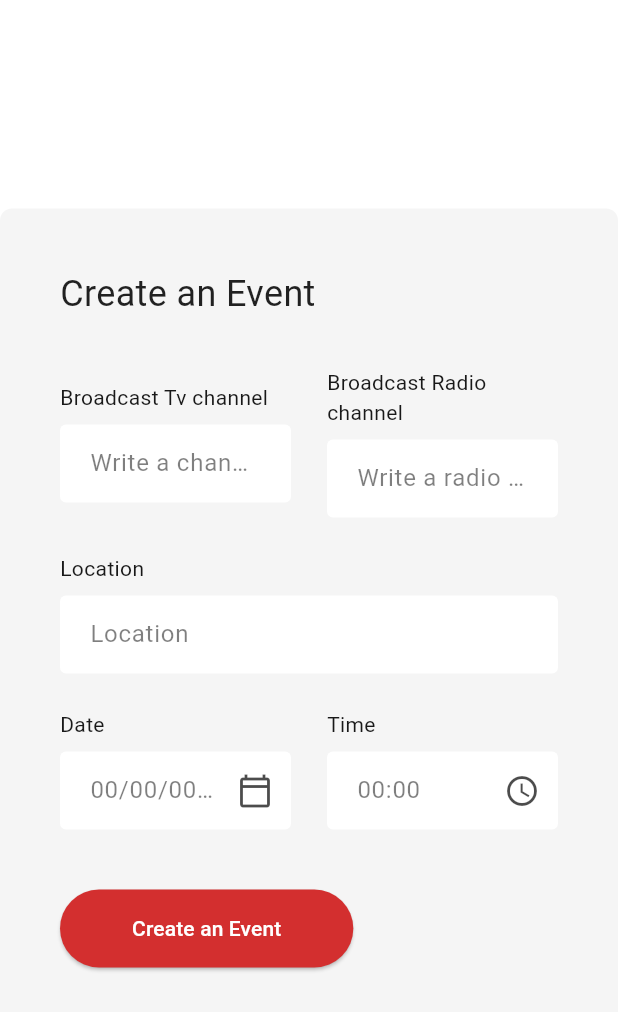
After one commit to flutter-maktech/mse_admin_dashboard, a Flutter app: the CreateEventView screen opened by its route, on a phone screen of 412 x 824 dp. The commit adds this screen. Shown: the top 1012 px of the screen. Run offline on Flutter 3.47's test engine with Material 3 defaults, Android fonts, the phone set to English and light mode, and no system bars; our stand-ins replace get; network calls fail; statements that could not run were skipped.

Commit message:
event create screen done

```diff
--- a/lib/app/modules/all_events/controllers/all_events_controller.dart
+++ b/lib/app/modules/all_events/controllers/all_events_controller.dart
@@ -1,15 +1,25 @@
 import 'package:get/get.dart';
 import '../../../data/models/event_model.dart';
+import '../../../data/models/race_model.dart';
 import 'package:intl/intl.dart';
 
 class AllEventsController extends GetxController {
   final rxEvents = <EventModel>[].obs;
+  late RaceModel race;
 
   @override
   void onInit() {
     super.onInit();
-    final events = Get.arguments as List<EventModel>? ?? [];
-    rxEvents.assignAll(events);
+    race = Get.arguments as RaceModel;
+    rxEvents.assignAll(race.events ?? []);
+  }
+
+  void addEvent(EventModel event) {
+    rxEvents.add(event);
+    if (race.events == null) {
+      race.events = [];
+    }
+    race.events!.add(event);
   }
 
   String formatTime(String? isoString) {
--- a/lib/app/modules/all_events/views/all_events_view.dart
+++ b/lib/app/modules/all_events/views/all_events_view.dart
@@ -46,7 +46,7 @@ class AllEventsView extends GetView<AllEventsController> {
                           shape: RoundedRectangleBorder(borderRadius: BorderRadius.circular(4)),
                         ),
                         onPressed: () {
-                          // Handle create event
+                          Get.toNamed('/create-event', arguments: controller.race.id);
                         },
                         icon: const Icon(Icons.add, size: 18),
                         label: const Text('+ Create Event'),
--- /dev/null
+++ b/lib/app/modules/create_event/controllers/create_event_controller.dart
@@ -0,0 +1,103 @@
+import 'package:flutter/material.dart';
+import 'package:get/get.dart';
+import 'package:intl/intl.dart';
+import 'package:mse_dashboard/app/routes/app_pages.dart';
+import '../../../data/providers/api_provider.dart';
+import '../../all_events/controllers/all_events_controller.dart';
+
+class CreateEventController extends GetxController {
+  final ApiProvider apiProvider;
+
+  CreateEventController({required this.apiProvider});
+
+  late int raceId;
+
+  final tvChannelController = TextEditingController();
+  final radioChannelController = TextEditingController();
+  final locationController = TextEditingController();
+  final dateController = TextEditingController();
+  final timeController = TextEditingController();
+
+  final isLoading = false.obs;
+
+  @override
+  void onInit() {
+    super.onInit();
+    raceId = Get.arguments as int;
+  }
+
+  @override
+  void onClose() {
+    tvChannelController.dispose();
+    radioChannelController.dispose();
+    locationController.dispose();
+    dateController.dispose();
+    timeController.dispose();
+    super.onClose();
+  }
+
+  TimeOfDay? selectedTime;
+
+  void pickDate(BuildContext context) async {
+    DateTime? pickedDate = await showDatePicker(
+      context: context,
+      initialDate: DateTime.now(),
+      firstDate: DateTime(2000),
+      lastDate: DateTime(2100),
+    );
+    if (pickedDate != null) {
+      dateController.text = DateFormat('dd/MM/yyyy').format(pickedDate);
+    }
+  }
+
+  void pickTime(BuildContext context) async {
+    TimeOfDay? pickedTime = await showTimePicker(
+      context: context,
+      initialTime: TimeOfDay.now(),
+    );
+    if (pickedTime != null) {
+      selectedTime = pickedTime;
+      timeController.text = pickedTime.format(context);
+    }
+  }
+
+  void createEvent() async {
+    if (locationController.text.isEmpty || dateController.text.isEmpty || timeController.text.isEmpty || selectedTime == null) {
+      Get.snackbar('Error', 'Location, Date, and Time are required', snackPosition: SnackPosition.BOTTOM);
+      return;
+    }
+
+    try {
+      isLoading.value = true;
+
+      // Parse date and time into ISO 8601
+      final datePart = DateFormat('dd/MM/yyyy').parse(dateController.text);
+      final dateTime = DateTime(datePart.year, datePart.month, datePart.day, selectedTime!.hour, selectedTime!.minute);
+
+      final data = {
+        'race_id': raceId,
+        'tv_broadcast_chanel': tvChannelController.text,
+        'radio_broadcast_chanel': radioChannelController.text,
+        'location': locationController.text,
+        'started_at': dateTime.toUtc().toIso8601String(),
+      };
+
+      final createdEvent = await apiProvider.createEvent(data);
+
+      Get.snackbar('Success', 'Event created successfully', snackPosition: SnackPosition.BOTTOM);
+
+      // Add the new event to the list dynamically
+      if (Get.isRegistered<AllEventsController>()) {
+        Get.find<AllEventsController>().addEvent(createdEvent);
+      }
+
+      Future.delayed(const Duration(milliseconds: 1500), () {
+        Get.toNamed(Routes.RACE_ADMIN); // Go back to All Events
+      });
+    } catch (e) {
+      Get.snackbar('Error', e.toString(), snackPosition: SnackPosition.BOTTOM);
+    } finally {
+      isLoading.value = false;
+    }
+  }
+}
--- /dev/null
+++ b/lib/app/modules/create_event/views/create_event_view.dart
@@ -0,0 +1,146 @@
+import 'package:flutter/material.dart';
+import 'package:get/get.dart';
+import '../controllers/create_event_controller.dart';
+import '../../../constants/app_colors.dart';
+
+class CreateEventView extends GetView<CreateEventController> {
+  const CreateEventView({Key? key}) : super(key: key);
+
+  @override
+  Widget build(BuildContext context) {
+    return Scaffold(
+      backgroundColor: AppColors.rowWhite,
+      body: Center(
+        child: Container(
+          width: 700,
+          padding: const EdgeInsets.all(40),
+          decoration: BoxDecoration(
+            color: AppColors.rowGrey,
+            borderRadius: BorderRadius.circular(8),
+          ),
+          child: Column(
+            mainAxisSize: MainAxisSize.min,
+            crossAxisAlignment: CrossAxisAlignment.start,
+            children: [
+              const Text(
+                'Create an Event',
+                style: TextStyle(fontSize: 24, color: AppColors.textBlack),
+              ),
+              const SizedBox(height: 32),
+
+              Row(
+                children: [
+                  Expanded(
+                    child: Column(
+                      crossAxisAlignment: CrossAxisAlignment.start,
+                      children: [
+                        _buildLabel('Broadcast Tv channel'),
+                        const SizedBox(height: 8),
+                        _buildTextField(controller.tvChannelController, hintText: 'Write a channel name..'),
+                      ],
+                    ),
+                  ),
+                  const SizedBox(width: 24),
+                  Expanded(
+                    child: Column(
+                      crossAxisAlignment: CrossAxisAlignment.start,
+                      children: [
+                        _buildLabel('Broadcast Radio channel'),
+                        const SizedBox(height: 8),
+                        _buildTextField(controller.radioChannelController, hintText: 'Write a radio channel name..'),
+                      ],
+                    ),
+                  ),
+                ],
+              ),
+
+              const SizedBox(height: 24),
+              _buildLabel('Location'),
+              const SizedBox(height: 8),
+              _buildTextField(controller.locationController, hintText: 'Location'),
+
+              const SizedBox(height: 24),
+              Row(
+                children: [
+                  Expanded(
+                    child: Column(
+                      crossAxisAlignment: CrossAxisAlignment.start,
+                      children: [
+                        _buildLabel('Date'),
+                        const SizedBox(height: 8),
+                        _buildTextField(
+                          controller.dateController,
+                          hintText: '00/00/0000',
+                          suffixIcon: Icons.calendar_today_outlined,
+                          readOnly: true,
+                          onTap: () => controller.pickDate(context),
+                        ),
+                      ],
+                    ),
+                  ),
+                  const SizedBox(width: 24),
+                  Expanded(
+                    child: Column(
+                      crossAxisAlignment: CrossAxisAlignment.start,
+                      children: [
+                        _buildLabel('Time'),
+                        const SizedBox(height: 8),
+                        _buildTextField(
+                          controller.timeController,
+                          hintText: '00:00',
+                          suffixIcon: Icons.access_time_outlined,
+                          readOnly: true,
+                          onTap: () => controller.pickTime(context),
+                        ),
+                      ],
+                    ),
+                  ),
+                ],
+              ),
+
+              const SizedBox(height: 40),
+              Obx(() => ElevatedButton(
+                    style: ElevatedButton.styleFrom(
+                      backgroundColor: AppColors.primaryRed,
+                      foregroundColor: AppColors.rowWhite,
+                      padding: const EdgeInsets.symmetric(horizontal: 48, vertical: 16),
+                    ),
+                    onPressed: controller.isLoading.value ? null : controller.createEvent,
+                    child: controller.isLoading.value
+                        ? const SizedBox(width: 20, height: 20, child: CircularProgressIndicator(color: AppColors.rowWhite, strokeWidth: 2))
+                        : const Text('Create an Event'),
+                  )),
+            ],
+          ),
+        ),
+      ),
+    );
+  }
+
+  Widget _buildLabel(String text) {
+    return Text(
+      text,
+      style: TextStyle(fontSize: 14, color: AppColors.textBlack.withOpacity(0.9)),
+    );
+  }
+
+  Widget _buildTextField(TextEditingController textController, {String? hintText, IconData? suffixIcon, bool readOnly = false, VoidCallback? onTap}) {
+    return TextField(
+      controller: textController,
+      readOnly: readOnly,
+      onTap: onTap,
+      decoration: InputDecoration(
+        filled: true,
+        fillColor: AppColors.rowWhite,
+        hintText: hintText,
+        hintStyle: TextStyle(color: AppColors.textBlack.withOpacity(0.5)),
+        contentPadding: const EdgeInsets.symmetric(horizontal: 16, vertical: 14),
+        border: OutlineInputBorder(
+          borderRadius: BorderRadius.circular(4),
+          borderSide: BorderSide.none,
+        ),
+        suffixIcon: suffixIcon != null ? Icon(suffixIcon, color: AppColors.textBlack.withOpacity(0.7)) : null,
+      ),
+    );
+  }
+}
--- a/lib/app/modules/race_admin/views/race_admin_view.dart
+++ b/lib/app/modules/race_admin/views/race_admin_view.dart
@@ -205,7 +205,7 @@ class RaceAdminView extends GetView<RaceAdminController> {
                   ),
                   onPressed: () {
                     Get.back();
-                    Get.toNamed('/all-events', arguments: race.events ?? []);
+                    Get.toNamed('/all-events', arguments: race);
                   },
                   child: const Text('All Event', style: TextStyle(color: AppColors.primaryRed, fontSize: 16)),
                 ),
--- a/lib/app/routes/app_pages.dart
+++ b/lib/app/routes/app_pages.dart
@@ -8,6 +8,8 @@ import '../modules/update_race/bindings/update_race_binding.dart';
 import '../modules/update_race/views/update_race_view.dart';
 import '../modules/all_events/bindings/all_events_binding.dart';
 import '../modules/all_events/views/all_events_view.dart';
+import '../modules/create_event/bindings/create_event_binding.dart';
+import '../modules/create_event/views/create_event_view.dart';
 
 part 'app_routes.dart';
 
@@ -37,5 +39,10 @@ class AppPages {
       page: () => const AllEventsView(),
       binding: AllEventsBinding(),
     ),
+    GetPage(
+      name: _Paths.CREATE_EVENT,
+      page: () => const CreateEventView(),
+      binding: CreateEventBinding(),
+    ),
   ];
 }
--- a/lib/app/routes/app_routes.dart
+++ b/lib/app/routes/app_routes.dart
@@ -7,6 +7,7 @@ abstract class Routes {
   static const RACE_ADMIN = _Paths.RACE_ADMIN;
   static const UPDATE_RACE = _Paths.UPDATE_RACE;
   static const ALL_EVENTS = _Paths.ALL_EVENTS;
+  static const CREATE_EVENT = _Paths.CREATE_EVENT;
 }
 
 abstract class _Paths {
@@ -15,4 +16,5 @@ abstract class _Paths {
   static const RACE_ADMIN = '/race-admin';
   static const UPDATE_RACE = '/update-race';
   static const ALL_EVENTS = '/all-events';
+  static const CREATE_EVENT = '/create-event';
 }
```
Also changed, not shown: lib/app/data/providers/api_provider.dart (+9 -0 lines), lib/app/modules/create_event/bindings/create_event_binding.dart (added, +12 -0 lines).
